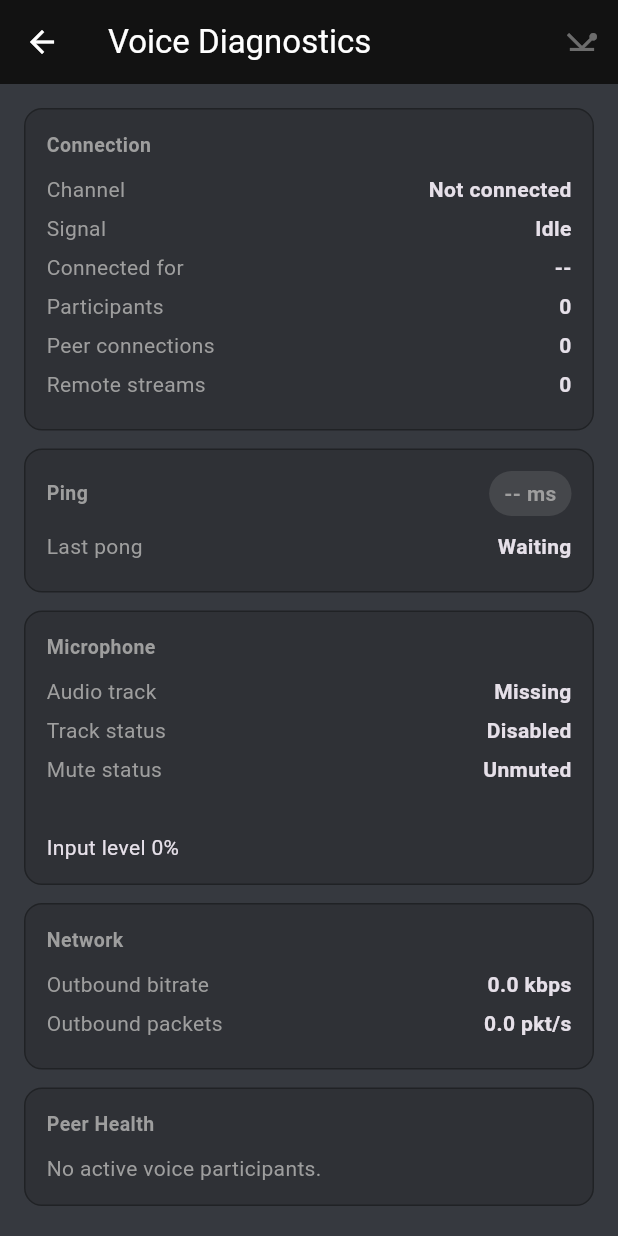
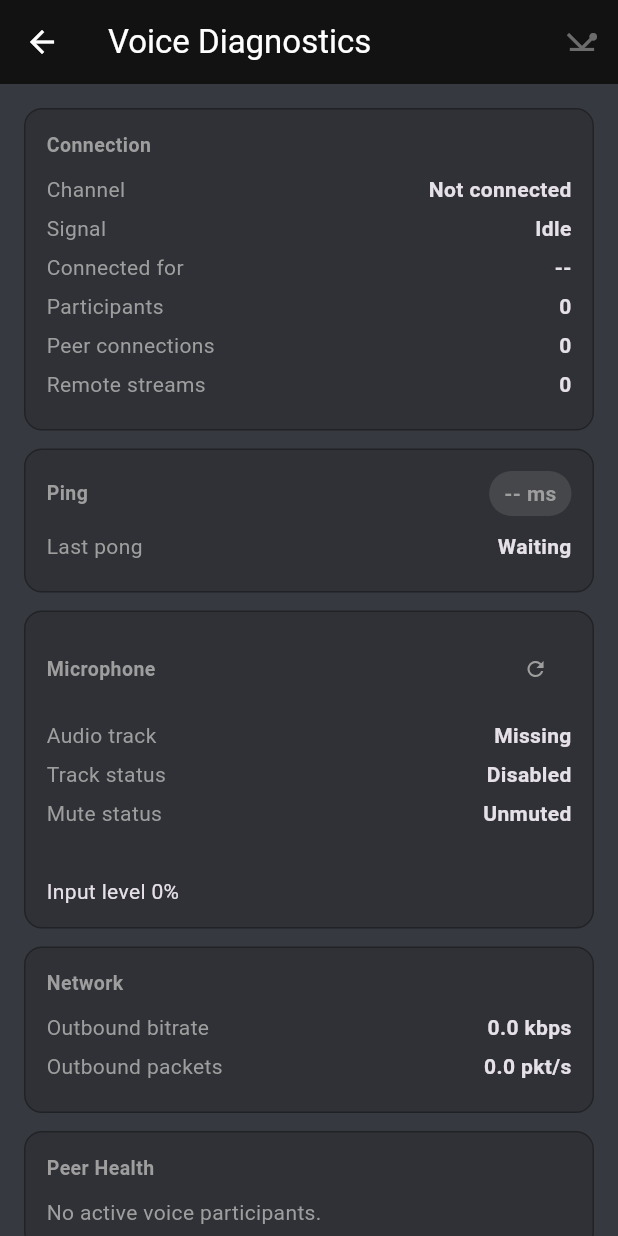
Before and after one commit to Extocraftor/ChatAppProject, a Flutter app: the VoiceDiagnosticsScreen screen opened directly, on a phone screen of 412 x 824 dp. Run offline on Flutter 3.47's test engine with Material 3 defaults, Android fonts, the phone set to English and light mode, and no system bars; our stand-ins replace audioplayers, file_picker, pub_semver, scrollable_positioned_list; missing offline and left inert: dart:ffi, flutter_webrtc, media_kit; accounts and stored records are empty.

Commit message:
mic change option added

```diff
--- a/frontend/lib/screens/voice_diagnostics_screen.dart
+++ b/frontend/lib/screens/voice_diagnostics_screen.dart
@@ -87,7 +87,83 @@ class VoiceDiagnosticsScreen extends StatelessWidget {
           const SizedBox(height: 12),
           _MetricCard(
             title: "Microphone",
+            trailing: state.isAudioInputDevicesLoading
+                ? const SizedBox(
+                    width: 14,
+                    height: 14,
+                    child: CircularProgressIndicator(
+                      strokeWidth: 2,
+                      color: Colors.grey,
+                    ),
+                  )
+                : IconButton(
+                    icon: const Icon(Icons.refresh, size: 16),
+                    onPressed: state.refreshAudioInputDevices,
+                    tooltip: "Refresh devices",
+                    padding: EdgeInsets.zero,
+                    constraints: const BoxConstraints(),
+                    color: Colors.grey,
+                  ),
             children: [
+              if (state.audioInputDevices.isNotEmpty) ...[
+                const Text(
+                  "Input Device",
+                  style: TextStyle(
+                    fontSize: 11,
+                    fontWeight: FontWeight.bold,
+                    color: Colors.grey,
+                  ),
+                ),
+                const SizedBox(height: 4),
+                Theme(
+                  data: Theme.of(context).copyWith(
+                    canvasColor: const Color(0xFF2F3136),
+                  ),
+                  child: DropdownButtonHideUnderline(
+                    child: DropdownButton<String>(
+                      isExpanded: true,
+                      value: state.audioInputDevices.any((d) =>
+                              d.deviceId == state.selectedAudioInputDeviceId)
+                          ? state.selectedAudioInputDeviceId
+                          : null,
+                      icon: state.isAudioInputSwitching
+                          ? const SizedBox(
+                              width: 14,
+                              height: 14,
+                              child: CircularProgressIndicator(
+                                strokeWidth: 2,
+                                color: Colors.blueAccent,
+                              ),
+                            )
+                          : const Icon(Icons.keyboard_arrow_down,
+                              color: Colors.grey),
+                      style: const TextStyle(
+                        color: Colors.white,
+                        fontSize: 13,
+                      ),
+                      items: state.audioInputDevices.map((device) {
+                        return DropdownMenuItem<String>(
+                          value: device.deviceId,
+                          child: Text(
+                            device.label.isEmpty
+                                ? "Microphone (${device.deviceId})"
+                                : device.label,
+                            overflow: TextOverflow.ellipsis,
+                          ),
+                        );
+                      }).toList(),
+                      onChanged: state.isAudioInputSwitching
+                          ? null
+                          : (id) {
+                              if (id != null) {
+                                state.selectAudioInputDevice(id);
+                              }
+                            },
+                    ),
+                  ),
+                ),
+                const SizedBox(height: 12),
+              ],
               _MetricRow(
                 label: "Audio track",
                 value: state.hasLocalAudioTrack ? "Present" : "Missing",
```
